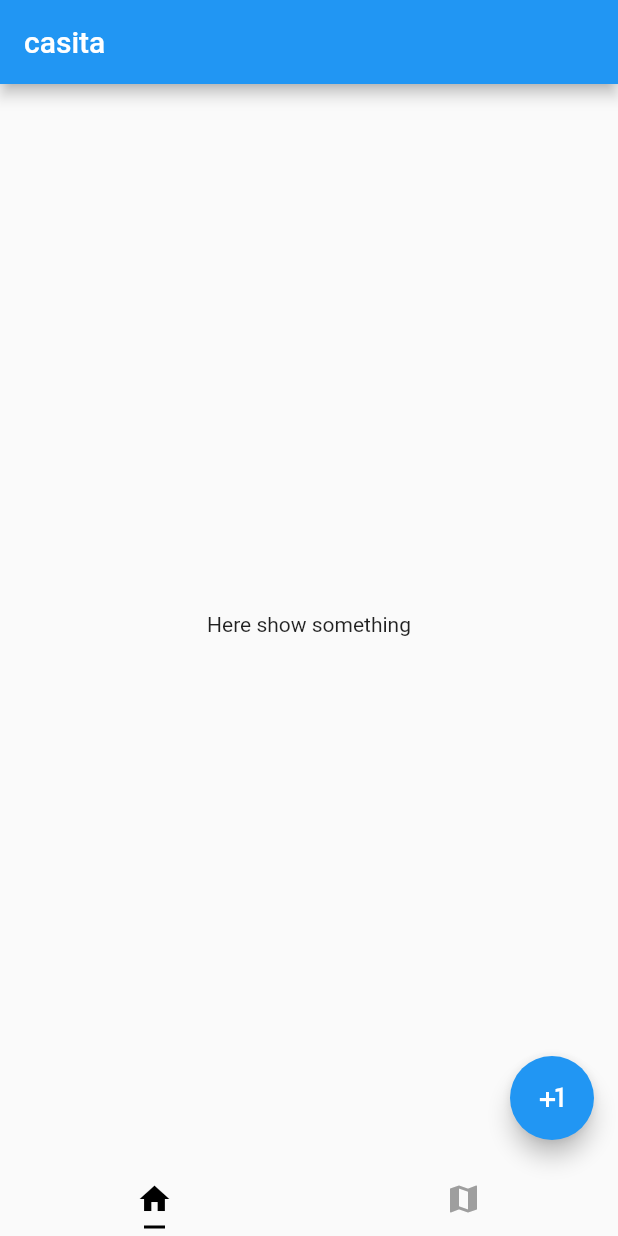
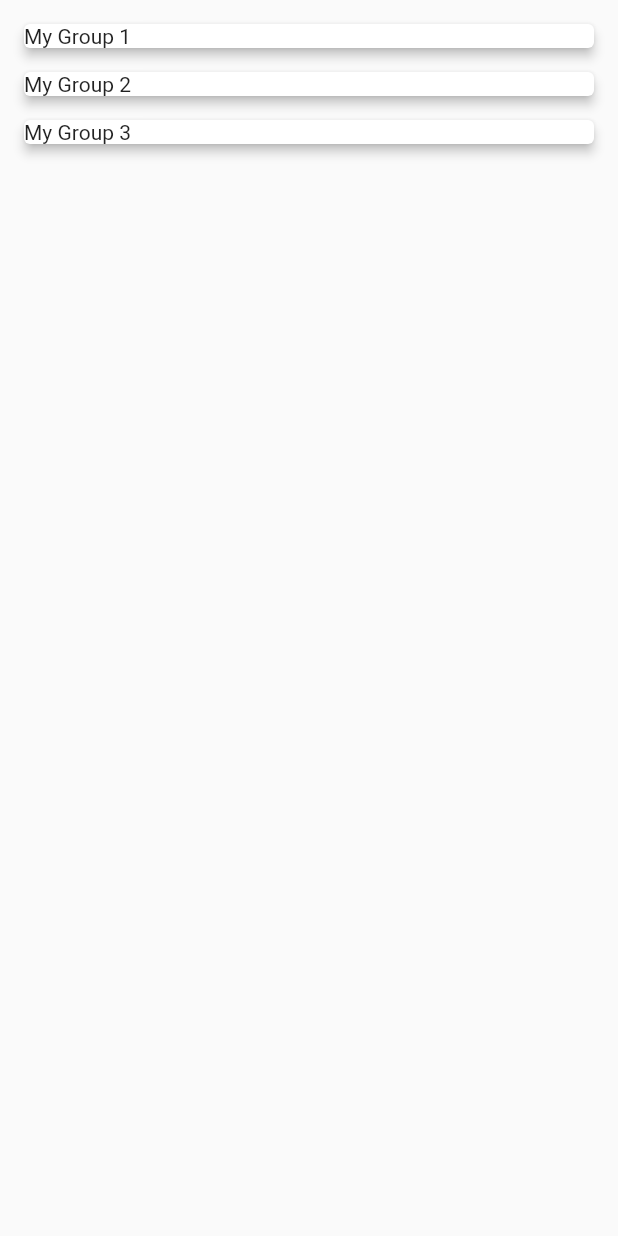
Before and after one commit to pgmz/invoke-app, a Flutter app: the screen it shows after launch, on a phone screen of 412 x 824 dp. Run offline on Flutter 3.47's test engine with Material 2 defaults, Android fonts, the phone set to English and light mode, and no system bars.

Commit message:
Added home layout

```diff
--- a/lib/main.dart
+++ b/lib/main.dart
@@ -1,5 +1,4 @@
 import 'package:flutter/material.dart';
-import 'screens/group_chat.dart';
 import 'screens/home.dart';
 
 void main() => runApp(MyApp());
--- a/lib/screens/home.dart
+++ b/lib/screens/home.dart
@@ -1,4 +1,5 @@
 import 'package:flutter/material.dart';
+import 'package:invoker/widgets/invoke_group_item.dart';
 
 class HomePage extends StatefulWidget {
   @override
@@ -6,49 +7,24 @@ class HomePage extends StatefulWidget {
 }
 
 class _HomePageState extends State<HomePage> {
-  void _incrementCounter() {
-    setState(() {});
-  }
+  List<InvokeGroupItem> invokeGroups = [
+    InvokeGroupItem("My Group 1"),
+    InvokeGroupItem("My Group 2"),
+    InvokeGroupItem("My Group 3")
+  ];
 
   @override
   Widget build(BuildContext context) {
-    return MaterialApp(
-      home: DefaultTabController(
-        length: 2,
-        child: Scaffold(
-          appBar: AppBar(
-            title: Text("casita"),
-          ),
-          body: Center(
-            child: Column(
-              mainAxisAlignment: MainAxisAlignment.center,
-              children: <Widget>[
-                Text(
-                  'Here show something',
-                ),
-              ],
+    return Scaffold(
+      body: Column(
+        children: <Widget>[
+          Flexible(
+            child: ListView(
+              padding: new EdgeInsets.all(8.0),
+              children: invokeGroups,
             ),
           ),
-          floatingActionButton: FloatingActionButton(
-            tooltip: 'Invoke',
-            child: Icon(Icons.plus_one),
-          ),
-          bottomNavigationBar: TabBar(
-            tabs: [
-              Tab(
-                icon: Icon(Icons.home),
-              ),
-              Tab(
-                icon: Icon(Icons.map),
-              )
-            ],
-            labelColor: Colors.black,
-            unselectedLabelColor: Colors.grey,
-            indicatorSize: TabBarIndicatorSize.label,
-            indicatorPadding: EdgeInsets.all(5.0),
-            indicatorColor: Colors.black,
-          ),
-        ),
+        ],
       ),
     );
   }
--- /dev/null
+++ b/lib/widgets/invoke_group_item.dart
@@ -0,0 +1,18 @@
+import 'package:flutter/material.dart';
+
+class InvokeGroupItem extends StatelessWidget {
+  final String invokeGroupName;
+
+  InvokeGroupItem(this.invokeGroupName);
+
+  @override
+  Widget build(BuildContext context) {
+    return Container(
+      child: Card(
+        elevation: 3.0,
+        margin: EdgeInsets.all(8.0),
+        child: Text(this.invokeGroupName),
+      ),
+    );
+  }
+}
--- a/lib/widgets/message_box.dart
+++ b/lib/widgets/message_box.dart
@@ -2,9 +2,8 @@ import 'package:flutter/material.dart';
 
 class MessageBox extends StatelessWidget {
 
-  TextEditingController textEditingController = TextEditingController();
-
-  Function _buttonCallback;
+  final TextEditingController textEditingController = TextEditingController();
+  final Function _buttonCallback;
   MessageBox(this._buttonCallback);
 
   @override
--- a/lib/widgets/text_message.dart
+++ b/lib/widgets/text_message.dart
@@ -2,7 +2,7 @@ import 'package:flutter/material.dart';
 
 class TextMessage extends StatelessWidget {
 
-  String message;
+  final String message;
 
   TextMessage(this.message);
 
```
Also changed, not shown: lib/screens/group_chat.dart (+6 -5 lines).
